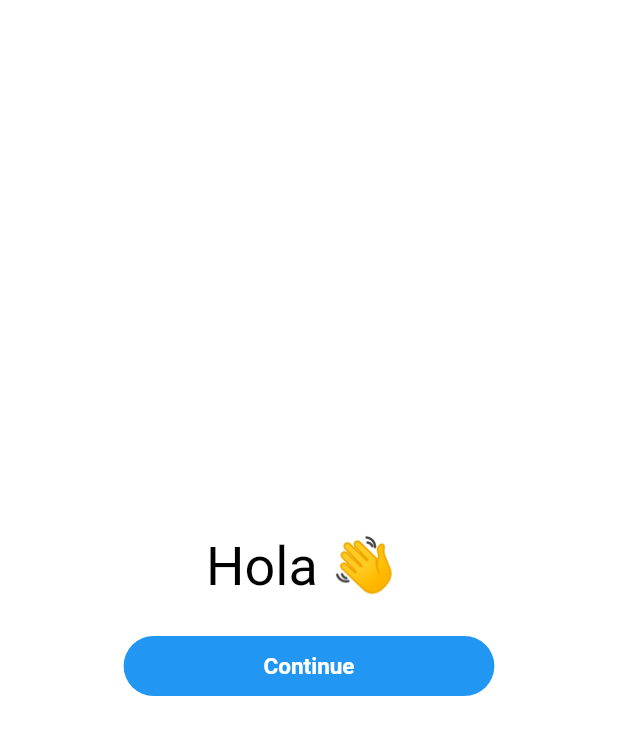
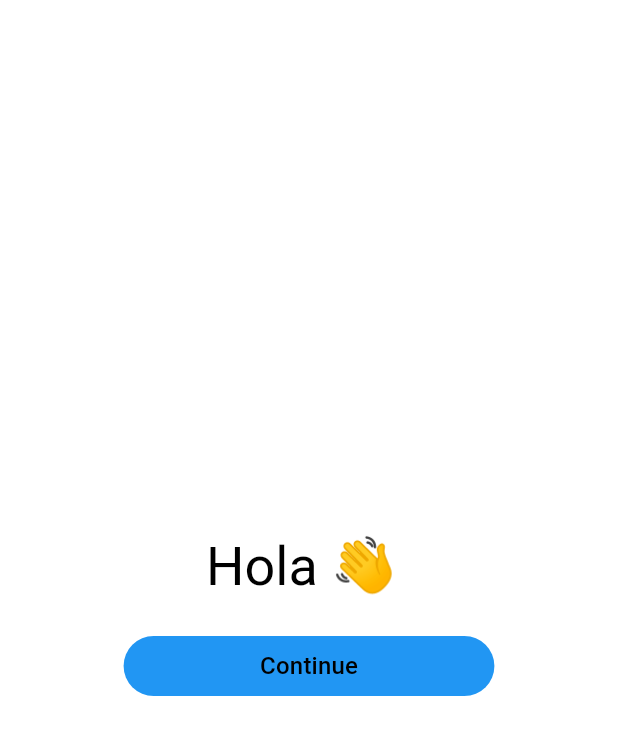
Before and after one commit to Lamafout/task-trackr, a Flutter app: the screen it shows after launch, on a phone screen of 412 x 824 dp. Shown: the top 735 px of the screen. Run offline on Flutter 3.47's test engine with Material 3 defaults, Android fonts, the phone set to English and light mode, and no system bars; drawn by our look-alikes of dynamic_color; our stand-ins replace cached_network_image, dartz, dio, flutter_bloc, flutter_dotenv, get_it and 5 more; accounts and stored records are empty.

Commit message:
Bugfix of iOS presentation

```diff
--- a/lib/features/auth/presentation/components/auth_button.dart
+++ b/lib/features/auth/presentation/components/auth_button.dart
@@ -13,30 +13,20 @@ class AuthButton extends StatelessWidget {
       width: MediaQuery.of(context).size.width * 0.6,
       child: Platform.isIOS
         ? CupertinoButton(
+          color: Theme.of(context).cupertinoOverrideTheme!.primaryContrastingColor,
             borderRadius: const BorderRadius.all(Radius.circular(10)),
             onPressed: onTap,
-            child: const Text(
+            child: Text(
               'Continue',
-              style: TextStyle(
-                fontSize: 15,
-                color: Colors.white,
-              ),
+              style: Theme.of(context).primaryTextTheme.titleMedium!.copyWith(fontFamily: 'San-Francisco'),
             ),
           )
         : ElevatedButton(
-            // style: ElevatedButton.styleFrom(
-            //   backgroundColor: Colors.black,
-            //   shape: const RoundedRectangleBorder(
-            //     borderRadius: BorderRadius.all(Radius.circular(15)),
-            //   ),
-            // ),
+
             onPressed: onTap,
-            child: const Text(
+            child: Text(
               'Continue',
-              style: TextStyle(
-                fontSize: 15,
-                color: Colors.white,
-              ),
+              style: Theme.of(context).primaryTextTheme.titleMedium,
             )
           ),
     );
--- a/lib/features/auth/presentation/components/auth_screen.dart
+++ b/lib/features/auth/presentation/components/auth_screen.dart
@@ -19,7 +19,9 @@ class AuthScreen extends StatelessWidget {
         children: [
           Text(
             'Hola 👋 ',
-            style: Theme.of(context).primaryTextTheme.displaySmall
+            style: Platform.isIOS
+            ? Theme.of(context).primaryTextTheme.displaySmall!.copyWith(fontFamily: 'San-Francisco')
+            : Theme.of(context).primaryTextTheme.displaySmall
           ),
           const SizedBox(height: 20),
           AuthButton(onTap: () {
--- a/lib/features/get_projects/presentation/components/projects_screen.dart
+++ b/lib/features/get_projects/presentation/components/projects_screen.dart
@@ -26,7 +26,7 @@ class ProjectsScreen extends StatelessWidget {
               child: Text(
                 project.status!.displayName,
                 style: Platform.isIOS
-                ? Theme.of(context).primaryTextTheme.headlineLarge!.copyWith(fontFamily: 'San-Francisco')
+                ? Theme.of(context).primaryTextTheme.headlineLarge!.copyWith(fontFamily: 'San-Francisco', fontWeight: FontWeight.w600)
                 : Theme.of(context).primaryTextTheme.headlineLarge,
               ),
             ),
--- a/lib/features/write_off_time/presentation/components/write_off_button.dart
+++ b/lib/features/write_off_time/presentation/components/write_off_button.dart
@@ -28,7 +28,7 @@ class WriteOffButton extends StatelessWidget {
         child: Platform.isIOS
             ? CupertinoButton(
                 padding: const EdgeInsets.symmetric(horizontal: 50),
-                color: Theme.of(context).cardColor,
+                color: Theme.of(context).cupertinoOverrideTheme!.primaryContrastingColor,
                 onPressed: () {
                   di<WriteOffBloc>().add(WriteOffAndPostComment(
                       time: (di<TimerButtonCubit>().state as TimerIsWorksState)
--- a/lib/features/write_off_time/presentation/components/write_off_page.dart
+++ b/lib/features/write_off_time/presentation/components/write_off_page.dart
@@ -51,7 +51,7 @@ class _WriteOffPageState extends State<WriteOffPage> {
                 child: Platform.isIOS
                 ? CupertinoTextField(
                   decoration: BoxDecoration(
-                    color: Theme.of(context).cardColor
+                    color: Theme.of(context).cupertinoOverrideTheme!.primaryContrastingColor
                   ),
                   controller: _textEditingController,
                   autofocus: true,
--- a/lib/main.dart
+++ b/lib/main.dart
@@ -108,7 +108,7 @@ class TrackerApp extends StatelessWidget {
                   if (states.contains(WidgetState.disabled)) {
                     return Colors.grey;
                   } else {
-                    return lightColorScheme.primary;
+                    return lightColorScheme.secondaryContainer;
                   }
                 }),
                 textStyle: const WidgetStatePropertyAll<TextStyle>(TextStyle(
```
Also changed, not shown: lib/features/get_employees/presentation/components/employee_widget.dart (+27 -22 lines), lib/features/get_projects/presentation/components/project_widget.dart (+6 -10 lines).
